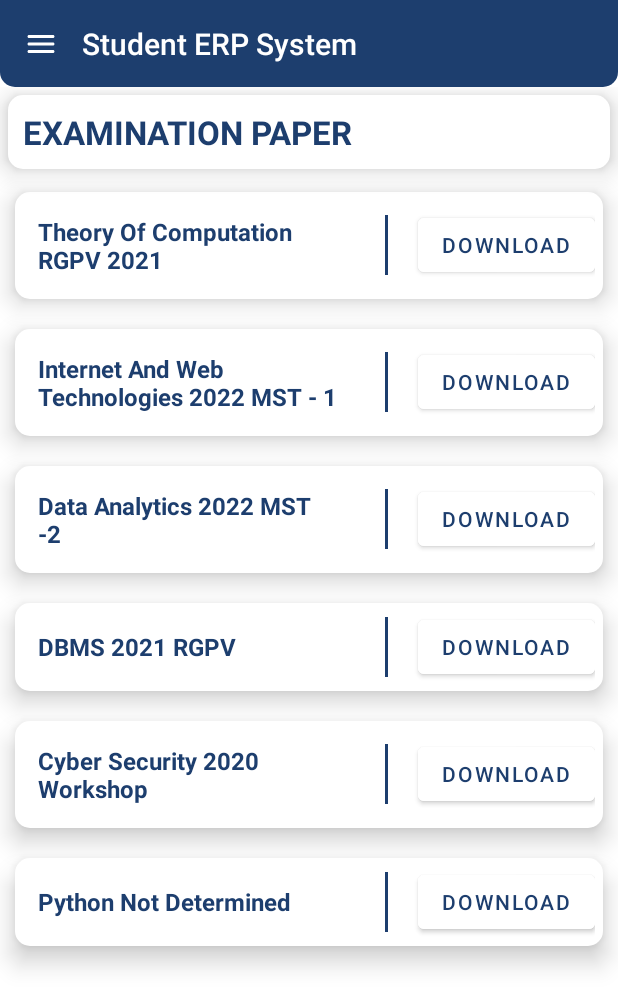
After one commit to VarunSoni01/Student-ERP, an Android app: the fragment Examination_PaperFragment placed in its activity, on a phone screen of 412 x 824 dp. The commit adds this screen. Shown: the top 1008 px of the screen. Run offline under Robolectric (Android 15) with nearby library versions, the phone set to English and light mode, and no system bars; our stand-ins replace Firebase (no records; nobody signed in at launch, a user with empty details on screens opened directly).

```diff
--- a/app/build.gradle
+++ b/app/build.gradle
@@ -39,6 +39,7 @@ dependencies {
     implementation 'androidx.navigation:navigation-fragment:2.5.1'
     implementation 'androidx.navigation:navigation-ui:2.5.1'
     implementation 'com.google.firebase:firebase-auth:21.0.7'
+    implementation 'com.google.firebase:firebase-firestore:24.3.1'
     testImplementation 'junit:junit:4.13.2'
     androidTestImplementation 'androidx.test.ext:junit:1.1.3'
     androidTestImplementation 'androidx.test.espresso:espresso-core:3.4.0'
--- /dev/null
+++ b/app/src/main/java/com/college/acc_soft/Fragments/Examination_PaperFragment.java
@@ -0,0 +1,62 @@
+package com.college.acc_soft.Fragments;
+
+import android.os.Bundle;
+
+import androidx.fragment.app.Fragment;
+import androidx.recyclerview.widget.LinearLayoutManager;
+import androidx.recyclerview.widget.RecyclerView;
+
+import android.view.LayoutInflater;
+import android.view.View;
+import android.view.ViewGroup;
+
+import com.college.acc_soft.Adapters.Exam_Result_Adapter;
+import com.college.acc_soft.Models.Exam_Result_Model;
+import com.college.acc_soft.R;
+
+import java.util.ArrayList;
+import java.util.List;
+
+
+public class Examination_PaperFragment extends Fragment {
+    RecyclerView recyclerView;
+    Exam_Result_Adapter adapter;
+    List<Exam_Result_Model> list;
+
+    public Examination_PaperFragment() {
+        // Required empty public constructor
+    }
+
+    @Override
+    public void onCreate(Bundle savedInstanceState) {
+        super.onCreate(savedInstanceState);
+
+    }
+
+    @Override
+    public View onCreateView(LayoutInflater inflater, ViewGroup container,
+                             Bundle savedInstanceState) {
+        // Inflate the layout for this fragment
+        View view = inflater.inflate(R.layout.fragment_examination__paper, container, false);
+        recyclerView = view.findViewById(R.id.examination_paper_rv);
+        list = new ArrayList<>();
+        adapter = new Exam_Result_Adapter(getContext(),preparedata());
+        RecyclerView.LayoutManager layoutManager = new LinearLayoutManager(getActivity());
+        recyclerView.setLayoutManager(layoutManager);
+        recyclerView.setAdapter(adapter);
+
+        return view;
+    }
+
+    private List<Exam_Result_Model> preparedata() {
+        list.add(new Exam_Result_Model("Theory Of Computation RGPV 2021"));
+        list.add(new Exam_Result_Model("Internet And Web Technologies 2022 MST - 1"));
+        list.add(new Exam_Result_Model("Data Analytics 2022 MST -2"));
+        list.add(new Exam_Result_Model("DBMS 2021 RGPV"));
+        list.add(new Exam_Result_Model("Cyber Security 2020 Workshop"));
+        list.add(new Exam_Result_Model("Python Not Determined"));
+
+        return list;
+    }
+
+}
--- a/app/src/main/java/com/college/acc_soft/Fragments/Nav_Drawer_Fragment.java
+++ b/app/src/main/java/com/college/acc_soft/Fragments/Nav_Drawer_Fragment.java
@@ -44,6 +44,7 @@ public class Nav_Drawer_Fragment extends Fragment {
             R.drawable.library_logo,
             R.drawable.placement,
             R.drawable.enrichment,
+            R.drawable.profile_male_png,
             R.drawable.logout
     };
 
--- a/app/src/main/res/layout/exam_result_listitems.xml
+++ b/app/src/main/res/layout/exam_result_listitems.xml
@@ -37,8 +37,8 @@
         android:layout_width="wrap_content"
         android:layout_height="wrap_content"
         android:layout_alignParentEnd="true"
+        android:layout_centerVertical="true"
         android:backgroundTint="@color/white"
-        android:layout_centerVertical="true"
         android:text="Download"
         android:textColor="@color/blue" />
 
--- /dev/null
+++ b/app/src/main/res/layout/fragment_examination__paper.xml
@@ -0,0 +1,35 @@
+<?xml version="1.0" encoding="utf-8"?>
+<LinearLayout xmlns:android="http://schemas.android.com/apk/res/android"
+    xmlns:tools="http://schemas.android.com/tools"
+    android:layout_width="match_parent"
+    android:layout_height="match_parent"
+    android:orientation="vertical"
+    tools:context=".Fragments.Examination_PaperFragment">
+
+    <LinearLayout
+        android:layout_width="match_parent"
+        android:layout_height="wrap_content"
+        android:background="@drawable/list_design"
+        android:backgroundTint="@color/white"
+        android:layout_margin="5dp"
+        android:elevation="10dp">
+
+        <TextView
+            android:layout_width="wrap_content"
+            android:layout_height="wrap_content"
+            android:layout_margin="10dp"
+            android:background="@drawable/corners"
+            android:elevation="10dp"
+            android:text="EXAMINATION PAPER"
+            android:textColor="@color/blue"
+            android:textSize="22dp"
+            android:textStyle="bold" />
+    </LinearLayout>
+
+    <androidx.recyclerview.widget.RecyclerView
+        android:id="@+id/examination_paper_rv"
+        android:layout_width="match_parent"
+        android:layout_height="match_parent"
+        tools:listitem="@layout/exam_result_listitems" />
+
+</LinearLayout>
--- a/app/src/main/res/values/strings.xml
+++ b/app/src/main/res/values/strings.xml
@@ -9,6 +9,7 @@
     <string name="Library">Library</string>
     <string name="Placements">Placements</string>
     <string name="Acknowledgement">Acknowledgement</string>
+    <string name="admin">Admin Panel</string>
     <string name="Logout">Logout</string>
 
     <string name="AcademicCalender">Academic Calender</string>
--- a/app/src/main/res/values/styles.xml
+++ b/app/src/main/res/values/styles.xml
@@ -8,6 +8,7 @@
         <item>@string/Library</item>
         <item>@string/Placements</item>
         <item>@string/Acknowledgement</item>
+        <item>@string/admin</item>
         <item>@string/Logout</item>
     </string-array>
 
@@ -73,6 +74,11 @@
         <item>@string/timetable</item>
     </string-array>
 
+    <string-array name="admin_panel_labels">
+        <item>@string/assignment</item>
+
+    </string-array>
+
     <style name="roundedimageview" parent="">
         <item name="cornerFamily">rounded</item>
         <item name="cornerSizeBottomLeft">40dp</item>
--- a/build.gradle
+++ b/build.gradle
@@ -1,6 +1,6 @@
 buildscript {
     dependencies {
-        classpath 'com.google.gms:google-services:4.3.13'
+        classpath 'com.google.gms:google-services:4.3.14'
     }
 }// Top-level build file where you can add configuration options common to all sub-projects/modules.
 plugins {
```
Also changed, not shown: app/src/main/java/com/college/acc_soft/Adapters/Admin_Panel_Adapter.java (added, +77 -0 lines), app/src/main/java/com/college/acc_soft/Adapters/Assignment_Adapter.java (+18 -0 lines), app/src/main/java/com/college/acc_soft/Adapters/General_InfoAdapter.java (+24 -0 lines), app/src/main/java/com/college/acc_soft/Fragments/Admin_PanelFragment.java (added, +71 -0 lines), app/src/main/java/com/college/acc_soft/Fragments/AssignmentsFragment.java (+29 -14 lines), app/src/main/java/com/college/acc_soft/Fragments/Question_PaperFragment.java (added, +59 -0 lines), app/src/main/java/com/college/acc_soft/Fragments/Upload_AssignmentFragment.java (added, +36 -0 lines), app/src/main/java/com/college/acc_soft/MainActivity.java (+7 -0 lines), app/src/main/java/com/college/acc_soft/Models/Assignment_Model.java (+18 -7 lines), app/src/main/res/layout/fragment_admin__panel.xml (added, +16 -0 lines), app/src/main/res/layout/fragment_question__paper.xml (added, +35 -0 lines), app/src/main/res/layout/fragment_upload__assignment.xml (added, +87 -0 lines).
